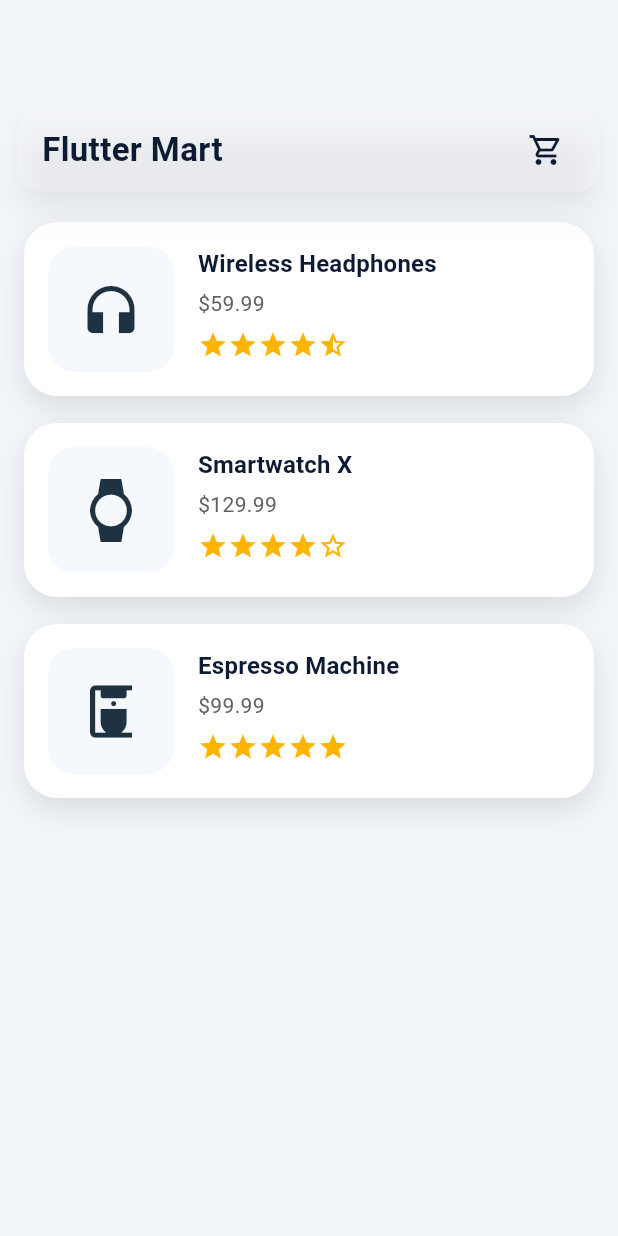
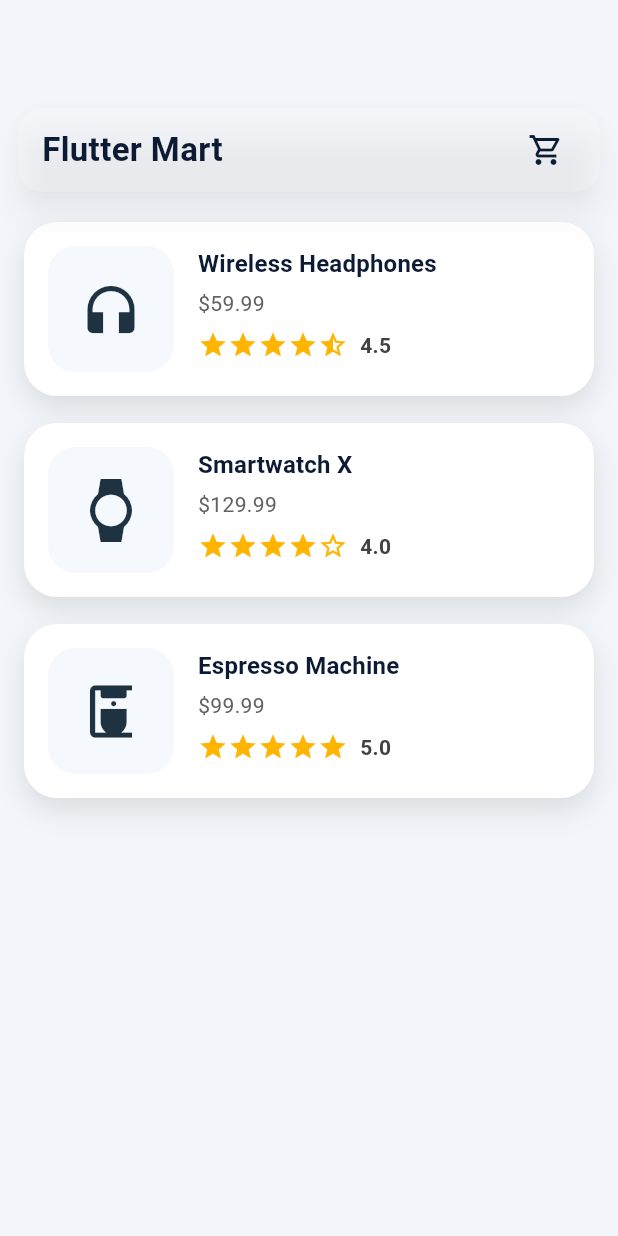
Before and after one commit to ahdzlee/flutter_spelec1b_2025, a Flutter app: the screen it shows after launch, on a phone screen of 412 x 824 dp. Run offline on Flutter 3.47's test engine with Material 3 defaults, Android fonts, the phone set to English and light mode, and no system bars.

Commit message:
display the actual product rating value up to 1 decimal place

```diff
--- a/lib/exer02/widgets/product_card.dart
+++ b/lib/exer02/widgets/product_card.dart
@@ -50,7 +50,19 @@ class ProductCard extends StatelessWidget {
                   ),
                 ),
                 const SizedBox(height: 8),
-                Row(children: [StarRating(rating: product.rating)]),
+                Row(
+                  children: [
+                    StarRating(rating: product.rating),
+                    const SizedBox(width: 8),
+                    Text(
+                      product.rating.toStringAsFixed(1),
+                      style: theme.textTheme.bodyMedium?.copyWith(
+                        color: Colors.grey[800],
+                        fontWeight: FontWeight.w600,
+                      ),
+                    ),
+                  ],
+                ),
               ],
             ),
           ],
```
